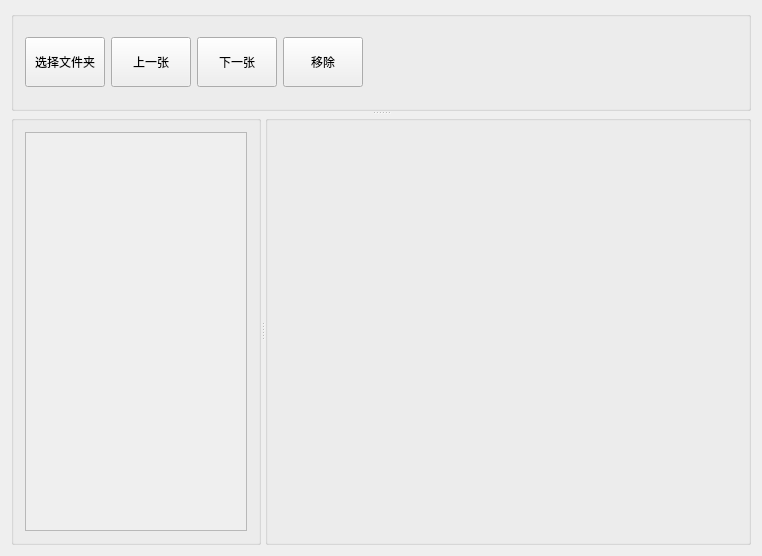
First picture: the form in main/ImageViewer.ui, repository TurtleOvOb/ImageViewer, before the edit.
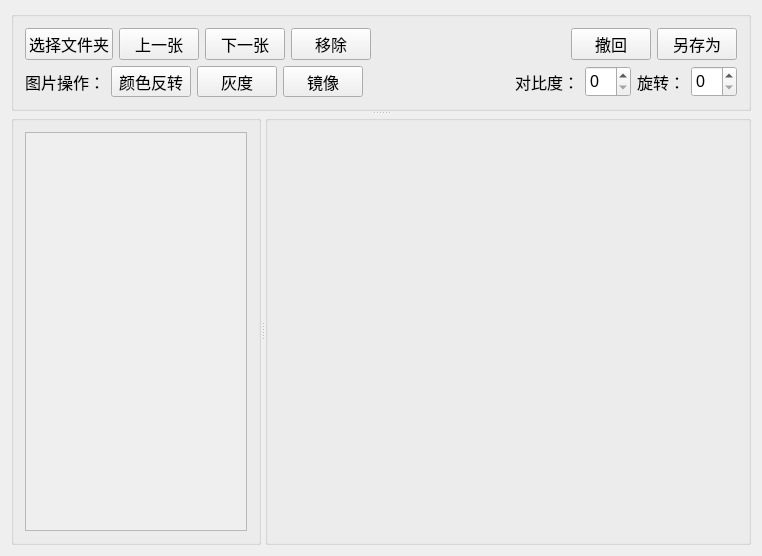
Second picture: the form after the edit.

Commit message: 添加单向颜色反转功能，引入ImgParams控制图片的参数

```diff
--- a/main/ImageViewer.ui
+++ b/main/ImageViewer.ui
@@ -58,6 +58,11 @@
              <height>50</height>
             </size>
            </property>
+           <property name="font">
+            <font>
+             <pointsize>12</pointsize>
+            </font>
+           </property>
            <property name="text">
             <string>选择文件夹</string>
            </property>
@@ -83,6 +88,11 @@
              <height>50</height>
             </size>
            </property>
+           <property name="font">
+            <font>
+             <pointsize>12</pointsize>
+            </font>
+           </property>
            <property name="text">
             <string>上一张</string>
            </property>
@@ -108,6 +118,11 @@
              <height>50</height>
             </size>
            </property>
+           <property name="font">
+            <font>
+             <pointsize>12</pointsize>
+            </font>
+           </property>
            <property name="text">
             <string>下一张</string>
            </property>
@@ -133,6 +148,11 @@
              <height>50</height>
             </size>
            </property>
+           <property name="font">
+            <font>
+             <pointsize>12</pointsize>
+            </font>
+           </property>
            <property name="text">
             <string>移除</string>
            </property>
@@ -150,6 +170,167 @@
             </size>
            </property>
           </spacer>
+         </item>
+         <item>
+          <widget class="QPushButton" name="btnWithdraw">
+           <property name="sizePolicy">
+            <sizepolicy hsizetype="Minimum" vsizetype="Expanding">
+             <horstretch>0</horstretch>
+             <verstretch>0</verstretch>
+            </sizepolicy>
+           </property>
+           <property name="font">
+            <font>
+             <pointsize>12</pointsize>
+            </font>
+           </property>
+           <property name="text">
+            <string>撤回</string>
+           </property>
+          </widget>
+         </item>
+         <item>
+          <widget class="QPushButton" name="btn_SaveAs">
+           <property name="sizePolicy">
+            <sizepolicy hsizetype="Minimum" vsizetype="Expanding">
+             <horstretch>0</horstretch>
+             <verstretch>0</verstretch>
+            </sizepolicy>
+           </property>
+           <property name="font">
+            <font>
+             <pointsize>12</pointsize>
+            </font>
+           </property>
+           <property name="text">
+            <string>另存为</string>
+           </property>
+          </widget>
+         </item>
+        </layout>
+       </item>
+       <item>
+        <layout class="QHBoxLayout" name="horizontalLayout_4">
+         <item>
+          <widget class="QLabel" name="label_3">
+           <property name="font">
+            <font>
+             <pointsize>12</pointsize>
+            </font>
+           </property>
+           <property name="text">
+            <string>图片操作：</string>
+           </property>
+          </widget>
+         </item>
+         <item>
+          <widget class="QPushButton" name="btnInvert">
+           <property name="sizePolicy">
+            <sizepolicy hsizetype="Minimum" vsizetype="Expanding">
+             <horstretch>0</horstretch>
+             <verstretch>0</verstretch>
+            </sizepolicy>
+           </property>
+           <property name="font">
+            <font>
+             <pointsize>12</pointsize>
+            </font>
+           </property>
+           <property name="text">
+            <string>颜色反转</string>
+           </property>
+          </widget>
+         </item>
+         <item>
+          <widget class="QPushButton" name="btnGrayScale">
+           <property name="font">
+            <font>
+             <pointsize>12</pointsize>
+            </font>
+           </property>
+           <property name="text">
+            <string>灰度</string>
+           </property>
+          </widget>
+         </item>
+         <item>
+          <widget class="QPushButton" name="btnMirror">
+           <property name="font">
+            <font>
+             <pointsize>12</pointsize>
+            </font>
+           </property>
+           <property name="text">
+            <string>镜像</string>
+           </property>
+          </widget>
+         </item>
+         <item>
+          <spacer name="horizontalSpacer_4">
+           <property name="orientation">
+            <enum>Qt::Orientation::Horizontal</enum>
+           </property>
+           <property name="sizeHint" stdset="0">
+            <size>
+             <width>40</width>
+             <height>20</height>
+            </size>
+           </property>
+          </spacer>
+         </item>
+         <item>
+          <widget class="QLabel" name="label_contrast">
+           <property name="font">
+            <font>
+             <pointsize>12</pointsize>
+            </font>
+           </property>
+           <property name="text">
+            <string>对比度：</string>
+           </property>
+          </widget>
+         </item>
+         <item>
+          <widget class="QSpinBox" name="spinBox_Contrast">
+           <property name="sizePolicy">
+            <sizepolicy hsizetype="Minimum" vsizetype="Expanding">
+             <horstretch>0</horstretch>
+             <verstretch>0</verstretch>
+            </sizepolicy>
+           </property>
+           <property name="font">
+            <font>
+             <pointsize>12</pointsize>
+            </font>
+           </property>
+          </widget>
+         </item>
+         <item>
+          <widget class="QLabel" name="label_rotation">
+           <property name="font">
+            <font>
+             <pointsize>12</pointsize>
+            </font>
+           </property>
+           <property name="text">
+            <string>旋转：</string>
+           </property>
+          </widget>
+         </item>
+         <item>
+          <widget class="QSpinBox" name="spinBox_rotation">
+           <property name="sizePolicy">
+            <sizepolicy hsizetype="Minimum" vsizetype="Expanding">
+             <horstretch>0</horstretch>
+             <verstretch>0</verstretch>
+            </sizepolicy>
+           </property>
+           <property name="font">
+            <font>
+             <pointsize>12</pointsize>
+            </font>
+           </property>
+          </widget>
          </item>
         </layout>
        </item>
```
The commit also changes 5 other files.
